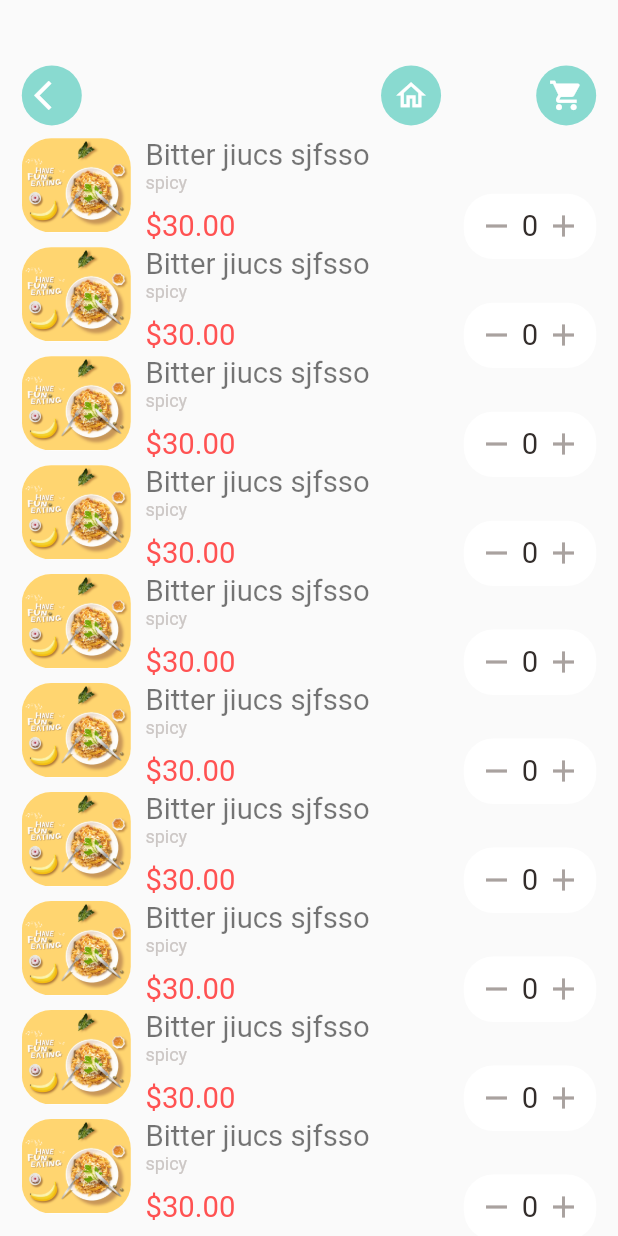
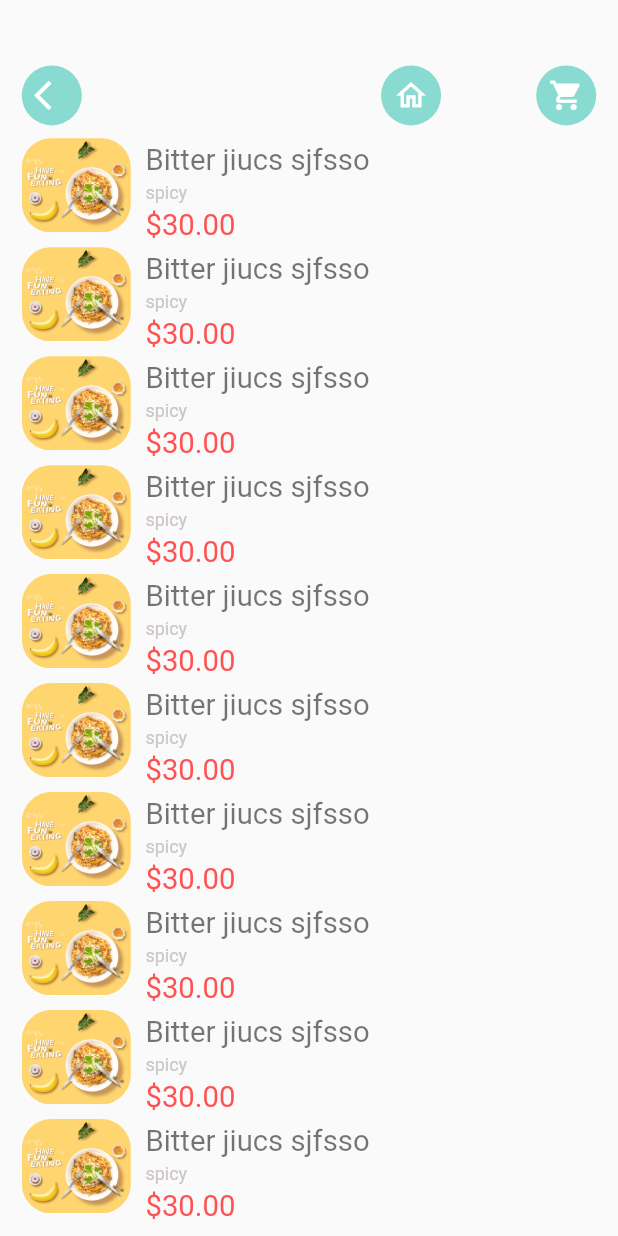
Before and after one commit to Agboweroh/RestaurantApp, a Flutter app: the CartPage screen opened directly, on a phone screen of 412 x 824 dp. Run offline on Flutter 3.47's test engine with Material 2 defaults, Android fonts, the light colour scheme and no system bars; our stand-ins replace dots_indicator, get; network calls fail.

Commit message:
file added

```diff
--- a/lib/controllers/popular_product_controller.dart
+++ b/lib/controllers/popular_product_controller.dart
@@ -3,7 +3,6 @@ import 'package:duka/data/repository/popular_product_repo.dart';
 import 'package:duka/models/cart_model.dart';
 import 'package:duka/models/product_model.dart';
 import 'package:duka/utils/colors.dart';
-import 'package:flutter/foundation.dart';
 import 'package:flutter/material.dart';
 import 'package:get/get.dart';
 
@@ -25,11 +24,9 @@ class PopularProductController extends GetxController {
   Future<void> getPopularProductList() async {
     Response response = await popularProductRepo.getPopularProductList();
     if (response.statusCode == 200) {
-      debugPrint('got products');
       _popularProductList = [];
       _popularProductList.addAll(Product.fromJson(response.body).products);
       _isLoaded = true;
-      // print(_popularProductList);
       update();
     }
   }
--- a/lib/main.dart
+++ b/lib/main.dart
@@ -1,5 +1,6 @@
 import 'package:duka/controllers/popular_product_controller.dart';
 import 'package:duka/controllers/recommended_product_controller.dart';
+import 'package:duka/pages/cart/cart_page.dart';
 import 'package:duka/routes/route_helper.dart';
 import 'package:flutter/material.dart';
 import 'package:get/get.dart';
--- a/lib/pages/cart/cart_page.dart
+++ b/lib/pages/cart/cart_page.dart
@@ -96,54 +96,10 @@ class CartPage extends StatelessWidget {
                                       Row(
                                         mainAxisAlignment:
                                             MainAxisAlignment.spaceBetween,
-                                        children: [
-                                          const BigText(
+                                        children: const [
+                                          BigText(
                                               text: '\$30.00',
                                               color: Colors.redAccent),
-                                          Container(
-                                            padding: EdgeInsets.only(
-                                                top: Dimensions.height10,
-                                                bottom: Dimensions.height10,
-                                                left: Dimensions.width10,
-                                                right: Dimensions.width10),
-                                            decoration: BoxDecoration(
-                                              borderRadius:
-                                                  BorderRadius.circular(
-                                                      Dimensions.radius20),
-                                              color: Colors.white,
-                                            ),
-                                            child: Row(
-                                              children: [
-                                                GestureDetector(
-                                                  onTap: () {
-                                                    // popularProduct.setQuantiy(false);
-                                                  },
-                                                  child: Icon(
-                                                    Icons.remove,
-                                                    color: AppColors.signColor,
-                                                  ),
-                                                ),
-                                                SizedBox(
-                                                  width: Dimensions.width10 / 2,
-                                                ),
-                                                const BigText(
-                                                    text:
-                                                        '0'), // popularProduct.inCartItems.toString()),
-                                                SizedBox(
-                                                  width: Dimensions.width10 / 2,
-                                                ),
-                                                GestureDetector(
-                                                  onTap: () {
-                                                    //popularProduct.setQuantiy(true);
-                                                  },
-                                                  child: Icon(
-                                                    Icons.add,
-                                                    color: AppColors.signColor,
-                                                  ),
-                                                ),
-                                              ],
-                                            ),
-                                          ),
                                         ],
                                       )
                                     ],
--- a/lib/widgets/app_column.dart
+++ b/lib/widgets/app_column.dart
@@ -13,6 +13,7 @@ class AppColumn extends StatelessWidget {
   Widget build(BuildContext context) {
     return Column(
       crossAxisAlignment: CrossAxisAlignment.start,
+      mainAxisAlignment: MainAxisAlignment.spaceEvenly,
       children: [
         BigText(
           text: text,
@@ -50,10 +51,10 @@ class AppColumn extends StatelessWidget {
           ],
         ),
         SizedBox(
-          height: Dimensions.height20,
+          height: Dimensions.height10,
         ),
         Row(
-          mainAxisAlignment: MainAxisAlignment.spaceAround,
+          mainAxisAlignment: MainAxisAlignment.spaceBetween,
           children: [
             IconAndTextWidget(
               text: 'Normal',
--- a/lib/widgets/icon_text_widget.dart
+++ b/lib/widgets/icon_text_widget.dart
@@ -22,8 +22,8 @@ class IconAndTextWidget extends StatelessWidget {
           color: IconColor,
           size: Dimensions.iconSize24,
         ),
-        const SizedBox(
-          width: 5,
+        SizedBox(
+          width: Dimensions.width10 / 2,
         ),
         SmallText(
           text: text,
```
Also changed, not shown: lib/pages/home/food_page_body.dart (+11 -9 lines).
